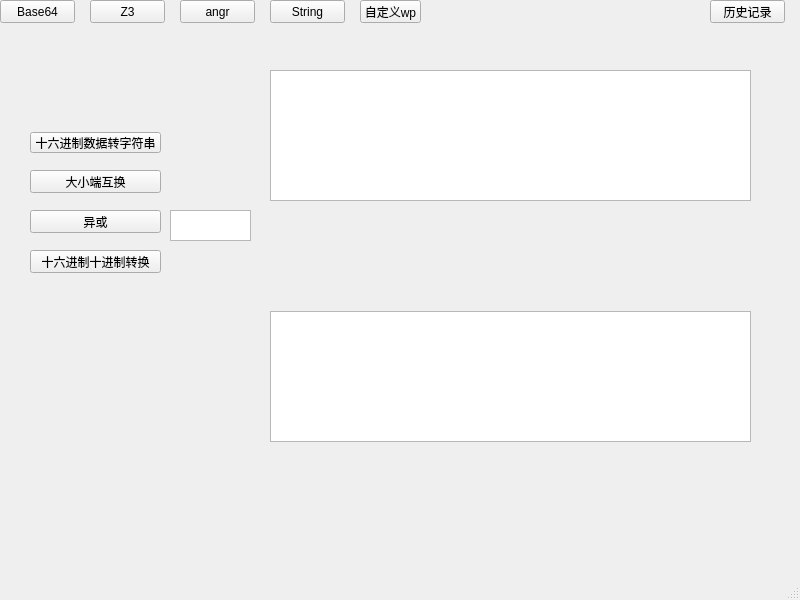
Before: the Qt Designer form untitled.ui in kalamazu/CTF_Tool, drawn with Qt 5.
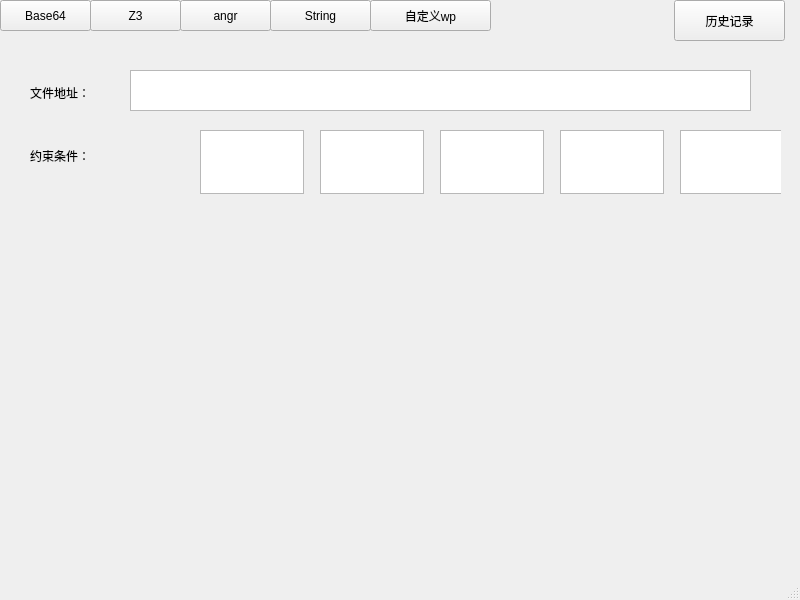
After: the same form once the commit is applied. The open tabs and pages were chosen to show the change.

```diff
--- a/untitled.ui
+++ b/untitled.ui
@@ -22,8 +22,8 @@
      <rect>
       <x>0</x>
       <y>0</y>
-      <width>75</width>
-      <height>23</height>
+      <width>91</width>
+      <height>31</height>
      </rect>
     </property>
     <property name="cursor">
@@ -38,8 +38,8 @@
      <rect>
       <x>90</x>
       <y>0</y>
-      <width>75</width>
-      <height>23</height>
+      <width>91</width>
+      <height>31</height>
      </rect>
     </property>
     <property name="text">
@@ -51,8 +51,8 @@
      <rect>
       <x>180</x>
       <y>0</y>
-      <width>75</width>
-      <height>23</height>
+      <width>91</width>
+      <height>31</height>
      </rect>
     </property>
     <property name="cursor">
@@ -65,10 +65,10 @@
    <widget class="QStackedWidget" name="stackedWidget">
     <property name="geometry">
      <rect>
-      <x>10</x>
-      <y>30</y>
+      <x>0</x>
+      <y>70</y>
       <width>781</width>
-      <height>521</height>
+      <height>481</height>
      </rect>
     </property>
     <property name="currentIndex">
@@ -176,22 +176,22 @@
       <property name="geometry">
        <rect>
         <x>20</x>
-        <y>102</y>
-        <width>131</width>
-        <height>21</height>
+        <y>82</y>
+        <width>161</width>
+        <height>41</height>
        </rect>
       </property>
       <property name="text">
-       <string>十六进制数据转字符串</string>
+       <string>十六转字符串</string>
       </property>
      </widget>
      <widget class="QPushButton" name="pushButton_2">
       <property name="geometry">
        <rect>
         <x>20</x>
-        <y>140</y>
-        <width>131</width>
-        <height>23</height>
+        <y>122</y>
+        <width>161</width>
+        <height>41</height>
        </rect>
       </property>
       <property name="contextMenuPolicy">
@@ -201,23 +201,23 @@
        <enum>Qt::LeftToRight</enum>
       </property>
       <property name="text">
-       <string>大小端互换</string>
+       <string>小端数据倒置</string>
       </property>
      </widget>
      <widget class="QPushButton" name="pushButton_3">
       <property name="geometry">
        <rect>
         <x>20</x>
-        <y>180</y>
-        <width>131</width>
-        <height>23</height>
+        <y>162</y>
+        <width>161</width>
+        <height>41</height>
        </rect>
       </property>
       <property name="text">
        <string>异或</string>
       </property>
      </widget>
-     <widget class="QTextEdit" name="textEdit">
+     <widget class="QTextEdit" name="data">
       <property name="geometry">
        <rect>
         <x>260</x>
@@ -240,7 +240,7 @@
      <widget class="QTextEdit" name="textEdit_2">
       <property name="geometry">
        <rect>
-        <x>160</x>
+        <x>190</x>
         <y>180</y>
         <width>81</width>
         <height>31</height>
@@ -251,13 +251,101 @@
       <property name="geometry">
        <rect>
         <x>20</x>
-        <y>220</y>
-        <width>131</width>
-        <height>23</height>
+        <y>202</y>
+        <width>161</width>
+        <height>41</height>
        </rect>
       </property>
       <property name="text">
-       <string>十六进制十进制转换</string>
+       <string>格式化</string>
+      </property>
+     </widget>
+    </widget>
+    <widget class="QWidget" name="page">
+     <widget class="QLabel" name="label_4">
+      <property name="geometry">
+       <rect>
+        <x>30</x>
+        <y>7</y>
+        <width>91</width>
+        <height>31</height>
+       </rect>
+      </property>
+      <property name="text">
+       <string>文件地址：</string>
+      </property>
+     </widget>
+     <widget class="QTextEdit" name="textEdit">
+      <property name="geometry">
+       <rect>
+        <x>130</x>
+        <y>0</y>
+        <width>621</width>
+        <height>41</height>
+       </rect>
+      </property>
+     </widget>
+     <widget class="QLabel" name="label_5">
+      <property name="geometry">
+       <rect>
+        <x>30</x>
+        <y>70</y>
+        <width>101</width>
+        <height>31</height>
+       </rect>
+      </property>
+      <property name="text">
+       <string>约束条件：</string>
+      </property>
+     </widget>
+     <widget class="QTextEdit" name="textEdit_3">
+      <property name="geometry">
+       <rect>
+        <x>200</x>
+        <y>60</y>
+        <width>104</width>
+        <height>64</height>
+       </rect>
+      </property>
+     </widget>
+     <widget class="QTextEdit" name="textEdit_4">
+      <property name="geometry">
+       <rect>
+        <x>320</x>
+        <y>60</y>
+        <width>104</width>
+        <height>64</height>
+       </rect>
+      </property>
+     </widget>
+     <widget class="QTextEdit" name="textEdit_5">
+      <property name="geometry">
+       <rect>
+        <x>440</x>
+        <y>60</y>
+        <width>104</width>
+        <height>64</height>
+       </rect>
+      </property>
+     </widget>
+     <widget class="QTextEdit" name="textEdit_6">
+      <property name="geometry">
+       <rect>
+        <x>560</x>
+        <y>60</y>
+        <width>104</width>
+        <height>64</height>
+       </rect>
+      </property>
+     </widget>
+     <widget class="QTextEdit" name="textEdit_7">
+      <property name="geometry">
+       <rect>
+        <x>680</x>
+        <y>60</y>
+        <width>104</width>
+        <height>64</height>
+       </rect>
       </property>
      </widget>
     </widget>
@@ -267,8 +355,8 @@
      <rect>
       <x>270</x>
       <y>0</y>
-      <width>75</width>
-      <height>23</height>
+      <width>101</width>
+      <height>31</height>
      </rect>
     </property>
     <property name="text">
@@ -278,10 +366,10 @@
    <widget class="QPushButton" name="pushButton_5">
     <property name="geometry">
      <rect>
-      <x>360</x>
+      <x>370</x>
       <y>0</y>
-      <width>61</width>
-      <height>23</height>
+      <width>121</width>
+      <height>31</height>
      </rect>
     </property>
     <property name="text">
@@ -291,10 +379,10 @@
    <widget class="QPushButton" name="pushButton_6">
     <property name="geometry">
      <rect>
-      <x>710</x>
+      <x>674</x>
       <y>0</y>
-      <width>75</width>
-      <height>23</height>
+      <width>111</width>
+      <height>41</height>
      </rect>
     </property>
     <property name="text">
```
Left out of the diff: 44 changed lines with no effect on the pictures.
